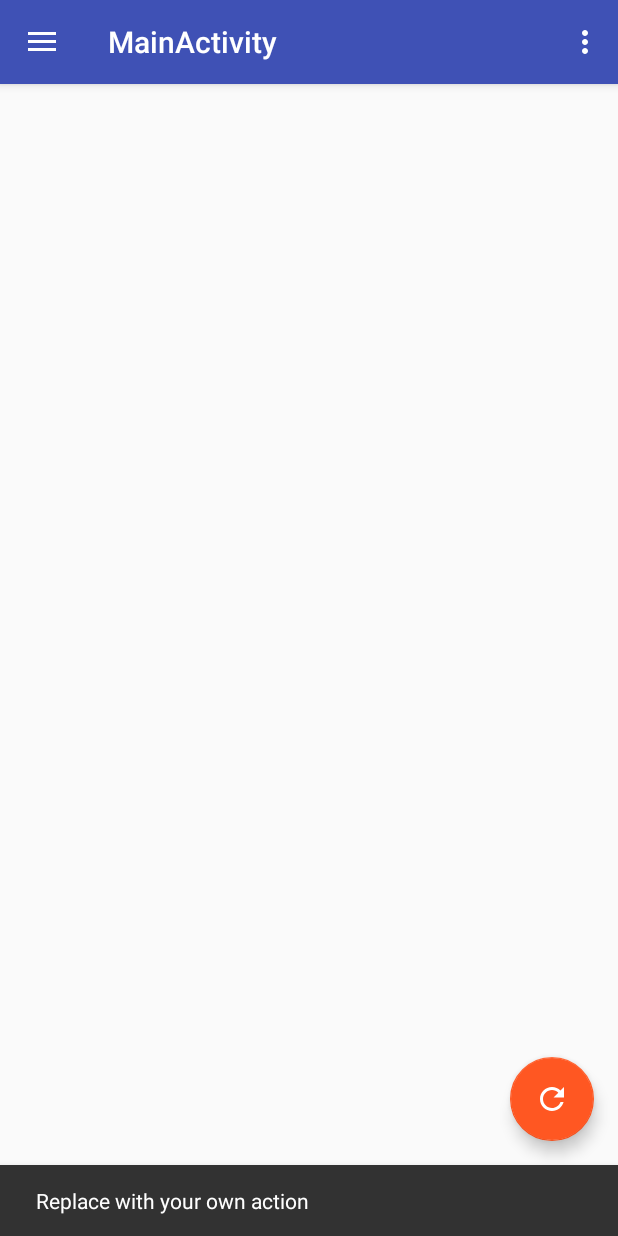
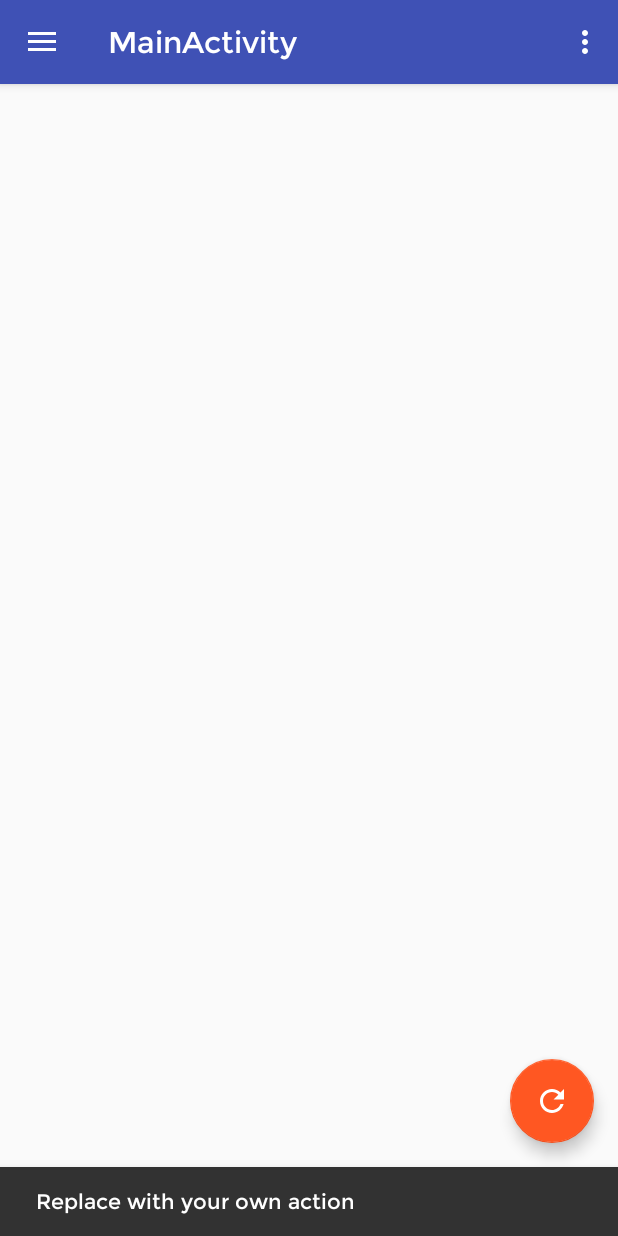
Before and after one commit to devRohanGarg/CashKaro, an Android app: the screen it shows after launch (MainActivity), after a tap on an icon or button, on a phone screen of 412 x 824 dp. Run offline under Robolectric (Android 15) with nearby library versions, the phone set to English and light mode, and no system bars.

Commit message:
feat: Implement custom fonts

```diff
--- a/app/src/main/java/com/cashkaro/MainActivity.java
+++ b/app/src/main/java/com/cashkaro/MainActivity.java
@@ -1,6 +1,8 @@
 package com.cashkaro;
 
+import android.graphics.Typeface;
 import android.os.Bundle;
+import android.os.Handler;
 import android.support.design.widget.FloatingActionButton;
 import android.support.design.widget.NavigationView;
 import android.support.design.widget.Snackbar;
@@ -9,9 +11,17 @@ import android.support.v4.widget.DrawerLayout;
 import android.support.v7.app.ActionBarDrawerToggle;
 import android.support.v7.app.AppCompatActivity;
 import android.support.v7.widget.Toolbar;
+import android.text.Spannable;
+import android.text.SpannableString;
 import android.view.Menu;
 import android.view.MenuItem;
+import android.view.SubMenu;
 import android.view.View;
+import android.view.ViewGroup;
+import android.widget.TextView;
+
+import com.cashkaro.utils.CustomTypefaceSpan;
+import com.cashkaro.utils.Utils;
 
 public class MainActivity extends AppCompatActivity
         implements NavigationView.OnNavigationItemSelectedListener {
@@ -20,6 +30,7 @@ public class MainActivity extends AppCompatActivity
     protected void onCreate(Bundle savedInstanceState) {
         super.onCreate(savedInstanceState);
         setContentView(R.layout.activity_main);
+        Utils.setFontAllView((ViewGroup) findViewById(R.id.drawer_layout));
         Toolbar toolbar = (Toolbar) findViewById(R.id.toolbar);
         setSupportActionBar(toolbar);
 
@@ -27,19 +38,52 @@ public class MainActivity extends AppCompatActivity
         fab.setOnClickListener(new View.OnClickListener() {
             @Override
             public void onClick(View view) {
-                Snackbar.make(view, "Replace with your own action", Snackbar.LENGTH_LONG)
-                        .setAction("Action", null).show();
+                Snackbar s = Snackbar.make(view, "Replace with your own action", Snackbar.LENGTH_LONG)
+                        .setAction("Action", null);
+                TextView st = (TextView) s.getView().findViewById(android.support.design.R.id.snackbar_text);
+                st.setTypeface(Utils.regularFont);
+                s.show();
             }
         });
 
         DrawerLayout drawer = (DrawerLayout) findViewById(R.id.drawer_layout);
         ActionBarDrawerToggle toggle = new ActionBarDrawerToggle(
                 this, drawer, toolbar, R.string.navigation_drawer_open, R.string.navigation_drawer_close);
-        drawer.setDrawerListener(toggle);
+        drawer.addDrawerListener(toggle);
         toggle.syncState();
 
         NavigationView navigationView = (NavigationView) findViewById(R.id.nav_view);
         navigationView.setNavigationItemSelectedListener(this);
+        Utils.setFontAllView((ViewGroup) navigationView.getHeaderView(0));
+        setFonts(navigationView.getMenu());
+    }
+
+    private void setFonts(final Menu menu) {
+        new Handler().post(new Runnable() {
+            @Override
+            public void run() {
+                Utils.setFontAllView((ViewGroup) findViewById(R.id.drawer_layout));
+                for (int i = 0; i < menu.size(); i++) {
+                    MenuItem mi = menu.getItem(i);
+                    //for applying a font to subMenu
+                    SubMenu subMenu = mi.getSubMenu();
+                    if (subMenu != null && subMenu.size() > 0) {
+                        for (int j = 0; j < subMenu.size(); j++) {
+                            MenuItem subMenuItem = subMenu.getItem(j);
+                            applyFontToMenuItem(subMenuItem);
+                        }
+                    }
+                    applyFontToMenuItem(mi);
+                }
+            }
+        });
+    }
+
+    private void applyFontToMenuItem(MenuItem mi) {
+        Typeface font = Typeface.createFromAsset(getAssets(), "Montserrat-Regular.ttf");
+        SpannableString mNewTitle = new SpannableString(mi.getTitle());
+        mNewTitle.setSpan(new CustomTypefaceSpan("", font), 0, mNewTitle.length(), Spannable.SPAN_INCLUSIVE_INCLUSIVE);
+        mi.setTitle(mNewTitle);
     }
 
     @Override
@@ -56,6 +100,7 @@ public class MainActivity extends AppCompatActivity
     public boolean onCreateOptionsMenu(Menu menu) {
         // Inflate the menu; this adds items to the action bar if it is present.
         getMenuInflater().inflate(R.menu.main, menu);
+        setFonts(menu);
         return true;
     }
 
--- /dev/null
+++ b/app/src/main/java/com/cashkaro/utils/CustomTypefaceSpan.java
@@ -0,0 +1,53 @@
+package com.cashkaro.utils;
+
+import android.annotation.SuppressLint;
+import android.graphics.Paint;
+import android.graphics.Typeface;
+import android.text.TextPaint;
+import android.text.style.TypefaceSpan;
+
+/**
+ * Created by Rohan Garg on 07-01-2016.
+ */
+
+@SuppressLint("ParcelCreator")
+public class CustomTypefaceSpan extends TypefaceSpan {
+
+    private final Typeface newType;
+
+    public CustomTypefaceSpan(String family, Typeface type) {
+        super(family);
+        newType = type;
+    }
+
+    private static void applyCustomTypeFace(Paint paint, Typeface tf) {
+        int oldStyle;
+        Typeface old = paint.getTypeface();
+        if (old == null) {
+            oldStyle = 0;
+        } else {
+            oldStyle = old.getStyle();
+        }
+
+        int fake = oldStyle & ~tf.getStyle();
+        if ((fake & Typeface.BOLD) != 0) {
+            paint.setFakeBoldText(true);
+        }
+
+        if ((fake & Typeface.ITALIC) != 0) {
+            paint.setTextSkewX(-0.25f);
+        }
+
+        paint.setTypeface(tf);
+    }
+
+    @Override
+    public void updateDrawState(TextPaint ds) {
+        applyCustomTypeFace(ds, newType);
+    }
+
+    @Override
+    public void updateMeasureState(TextPaint paint) {
+        applyCustomTypeFace(paint, newType);
+    }
+}
--- a/app/src/main/java/com/cashkaro/utils/Utils.java
+++ b/app/src/main/java/com/cashkaro/utils/Utils.java
@@ -8,7 +8,7 @@ import android.widget.TextView;
 public class Utils {
     private static final String BOLD_FONT_PATH = "Montserrat-Bold.ttf";
     private static final String REGULAR_FONT_PATH = "Montserrat-Regular.ttf";
-    private static Typeface regularFont, boldFont;
+    public static Typeface regularFont, boldFont;
 
     static void loadFonts() {
         regularFont = Typeface.createFromAsset(MyApp.getContext().getAssets(),
--- a/app/src/main/res/values/styles.xml
+++ b/app/src/main/res/values/styles.xml
@@ -6,8 +6,6 @@
         <item name="colorPrimary">@color/primary</item>
         <item name="colorPrimaryDark">@color/primary_dark</item>
         <item name="colorAccent">@color/accent</item>
-        <item name="textColorPrimary">@color/primary_text</item>
-        <item name="textColorSecondary">@color/secondary_text</item>
     </style>
 
     <style name="AppTheme.NoActionBar">
```
